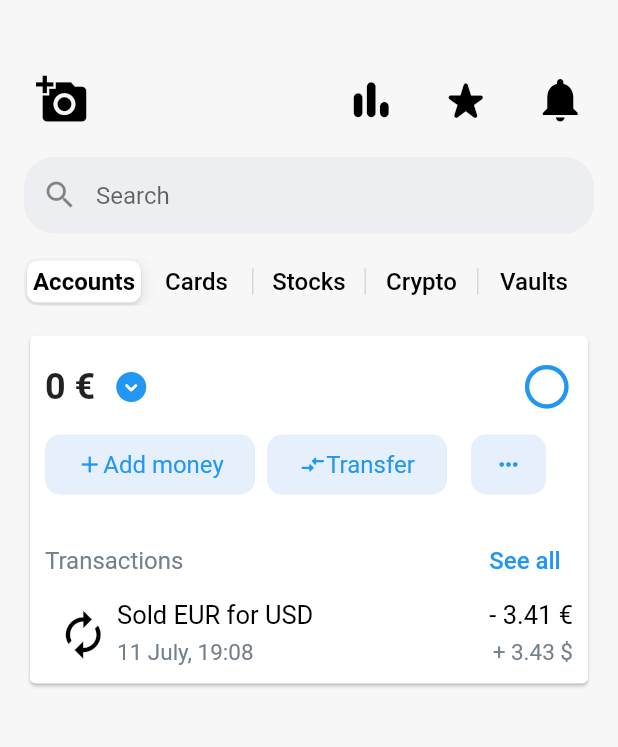
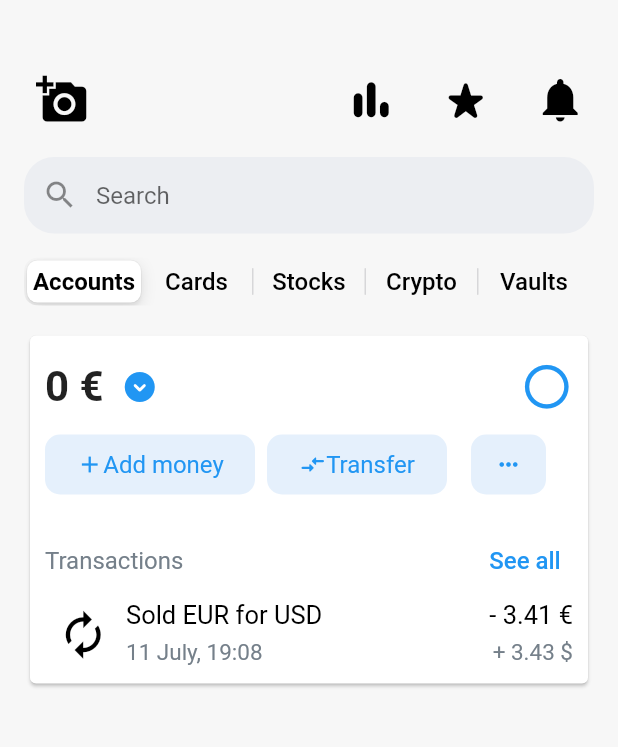
Before and after one commit to MeruyertBekzhigit/revolut-clone-app, a Flutter app: the screen it shows after launch, on a phone screen of 412 x 824 dp, the part 59-806 px from its top. Run offline on Flutter 3.47's test engine with Material 2 defaults, Android fonts, the phone set to English and light mode, and no system bars; Roboto replaces fonts that are missing (Raleway).

Commit message:
Minor UI changes

```diff
--- a/lib/pages/home.dart
+++ b/lib/pages/home.dart
@@ -163,7 +163,7 @@ class HomePageState extends State<HomePage> {
                       Text(
                         '0 €',
                         style: TextStyle(
-                            fontWeight: FontWeight.bold, fontSize: 24),
+                            fontWeight: FontWeight.w600, fontSize: 28),
                       ),
                       IconButton(
                         onPressed: null,
@@ -282,6 +282,7 @@ class HomePageState extends State<HomePage> {
                     icon: Icon(Icons.autorenew, color: Colors.black, size: 35),
                     onPressed: null,
                   ),
+                  const SizedBox(width: 6),
                   Expanded(
                     child: Column(
                       crossAxisAlignment: CrossAxisAlignment.start,
```
